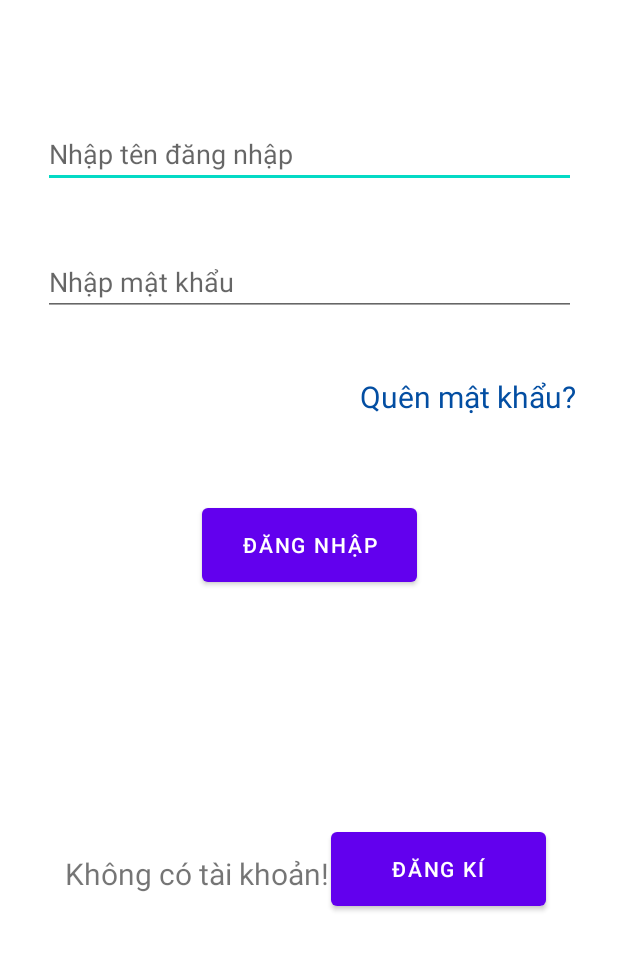
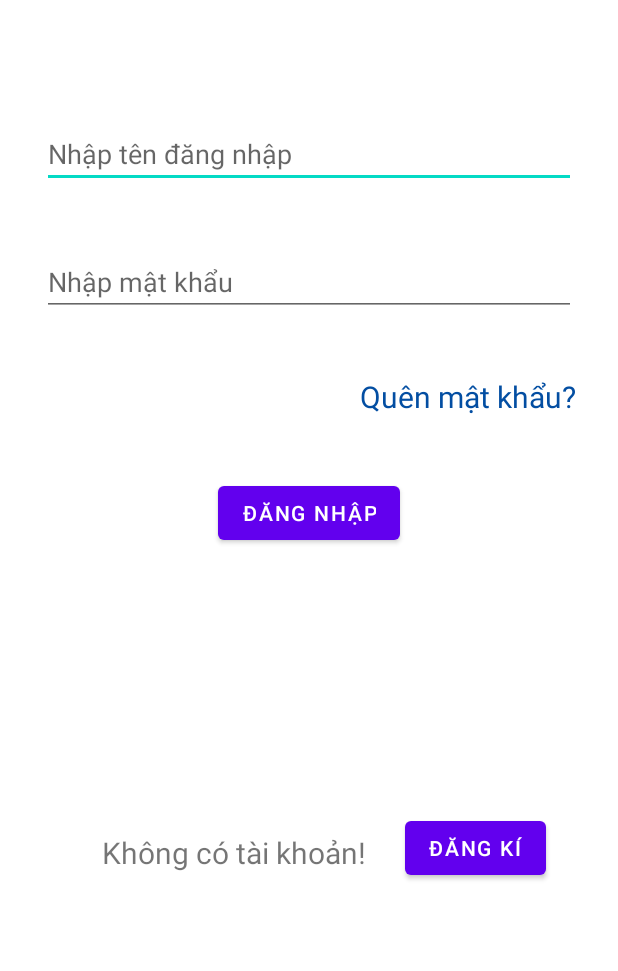
Before and after one commit to ducgacon222/Moveek, an Android app: the layout activity_login2.xml on its own in the app's theme, with its tools: preview values and no code run, on a phone screen of 412 x 824 dp, the part 221-1192 px from its top. Run offline under Robolectric (Android 15) with nearby library versions, the phone set to English and light mode, and no system bars.

Commit message:
add file login

```diff
--- a/app/src/main/java/com/littlechicken/bookmovieticket/fragment/account/account/AccountFragment.java
+++ b/app/src/main/java/com/littlechicken/bookmovieticket/fragment/account/AccountFragment.java
@@ -1,4 +1,4 @@
-package com.littlechicken.bookmovieticket.fragment.account.account;
+package com.littlechicken.bookmovieticket.fragment.account;
 
 import android.os.Bundle;
 
--- a/app/src/main/java/com/littlechicken/bookmovieticket/fragment/account/account/LoginActivity.java
+++ b/app/src/main/java/com/littlechicken/bookmovieticket/fragment/account/LoginActivity.java
@@ -1,4 +1,4 @@
-package com.littlechicken.bookmovieticket.fragment.account.account;
+package com.littlechicken.bookmovieticket.fragment.account;
 
 import android.os.Bundle;
 import android.util.Log;
--- a/app/src/main/java/com/littlechicken/bookmovieticket/fragment/account/account/RegisterActivity.java
+++ b/app/src/main/java/com/littlechicken/bookmovieticket/fragment/account/RegisterActivity.java
@@ -1,4 +1,4 @@
-package com.littlechicken.bookmovieticket.fragment.account.account;
+package com.littlechicken.bookmovieticket.fragment.account;
 
 import android.os.Bundle;
 import android.util.Log;
--- a/app/src/main/res/layout/activity_login2.xml
+++ b/app/src/main/res/layout/activity_login2.xml
@@ -28,7 +28,7 @@
 
         <EditText
             android:id="@+id/editTextTextUserName"
-            android:layout_width="355dp"
+            android:layout_width="match_parent"
             android:layout_height="wrap_content"
             android:layout_marginStart="28dp"
             android:layout_marginTop="80dp"
@@ -43,7 +43,7 @@
 
         <EditText
             android:id="@+id/editTextTextPassword"
-            android:layout_width="355dp"
+            android:layout_width="match_parent"
             android:layout_height="wrap_content"
             android:layout_marginStart="28dp"
             android:layout_marginTop="40dp"
@@ -59,7 +59,7 @@
         <TextView
             android:id="@+id/textView4"
             android:layout_width="wrap_content"
-            android:layout_height="42dp"
+            android:layout_height="wrap_content"
             android:layout_marginTop="40dp"
             android:layout_marginEnd="28dp"
             android:text="Quên mật khẩu?"
@@ -71,8 +71,8 @@
 
         <Button
             android:id="@+id/button2"
-            android:layout_width="143dp"
-            android:layout_height="61dp"
+            android:layout_width="wrap_content"
+            android:layout_height="wrap_content"
             android:layout_marginStart="134dp"
             android:layout_marginTop="40dp"
             android:layout_marginEnd="134dp"
@@ -99,8 +99,8 @@
 
         <Button
             android:id="@+id/button3"
-            android:layout_width="143dp"
-            android:layout_height="61dp"
+            android:layout_width="wrap_content"
+            android:layout_height="wrap_content"
             android:layout_marginTop="109dp"
             android:layout_marginEnd="48dp"
             android:layout_marginBottom="22dp"
--- a/app/src/main/res/layout/fragment_account.xml
+++ b/app/src/main/res/layout/fragment_account.xml
@@ -3,7 +3,7 @@
     xmlns:tools="http://schemas.android.com/tools"
     android:layout_width="match_parent"
     android:layout_height="match_parent"
-    tools:context=".fragment.account.account.AccountFragment">
+    tools:context=".fragment.account.AccountFragment">
 
     <!-- TODO: Update blank fragment layout -->
     <TextView
```
Also changed, not shown: app/src/main/res/layout/activity_register.xml (+5 -5 lines).
